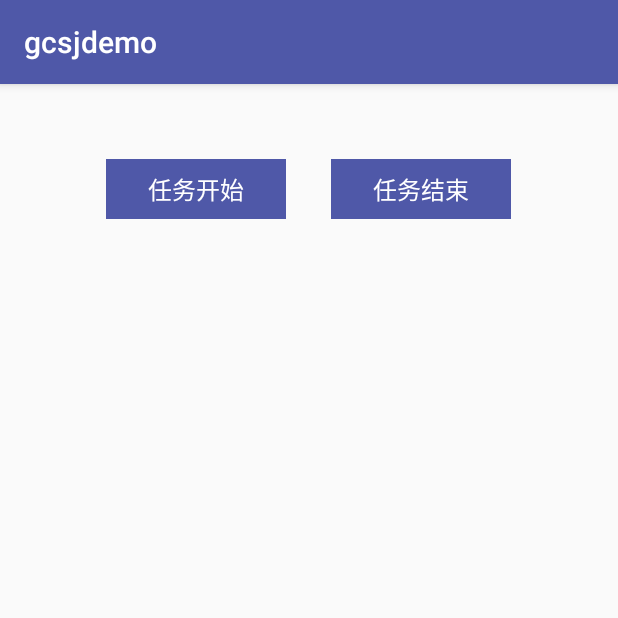
After one commit to songjihu/gcsj, an Android app: the TimeActivity screen opened directly, with no data from a screen before it, on a phone screen of 412 x 824 dp, the top half of it. The commit adds this screen. Run offline under Robolectric (Android 15) with nearby library versions, the phone set to English and light mode, and no system bars.

Commit message:
添加学习记录界面

```diff
--- a/app/build.gradle
+++ b/app/build.gradle
@@ -22,6 +22,7 @@ dependencies {
     implementation fileTree(include: ['*.jar'], dir: 'libs')
     implementation 'com.android.support:appcompat-v7:28.0.0'
     implementation 'com.android.support:design:28.0.0'
+    implementation 'com.android.support.constraint:constraint-layout:1.1.3'
     testImplementation 'junit:junit:4.12'
     androidTestImplementation 'com.android.support.test:runner:1.0.2'
     androidTestImplementation 'com.android.support.test.espresso:espresso-core:3.0.2'
--- a/app/src/main/AndroidManifest.xml
+++ b/app/src/main/AndroidManifest.xml
@@ -1,11 +1,12 @@
 <?xml version="1.0" encoding="utf-8"?>
 <manifest xmlns:android="http://schemas.android.com/apk/res/android"
     package="com.example.sjh.gcsjdemo">
+
     <!-- To auto-complete the email text field in the login form with the user's emails -->
     <uses-permission android:name="android.permission.GET_ACCOUNTS" />
     <uses-permission android:name="android.permission.READ_PROFILE" />
     <uses-permission android:name="android.permission.READ_CONTACTS" />
-    <uses-permission android:name="android.permission.INTERNET"/>
+    <uses-permission android:name="android.permission.INTERNET" />
 
     <application
         android:allowBackup="true"
@@ -41,6 +42,7 @@
                 <category android:name="android.intent.category.LAUNCHER" />
             </intent-filter>
         </activity>
+        <activity android:name=".TimeActivity"></activity>
     </application>
 
 </manifest>
--- /dev/null
+++ b/app/src/main/java/com/example/sjh/gcsjdemo/TimeActivity.java
@@ -0,0 +1,99 @@
+package com.example.sjh.gcsjdemo;
+
+import android.os.Handler;
+import android.os.Message;
+import android.support.v7.app.AppCompatActivity;
+import android.os.Bundle;
+import android.view.View;
+import android.widget.CheckBox;
+import android.widget.TextView;
+
+public class TimeActivity extends AppCompatActivity {
+    private int timeText = 0;//默认时间0秒
+    private CheckBox mCbTimeStart;
+    private CheckBox mCbTimeEnd;
+    private TextView mTvTimeShow;
+    private boolean isEnd = false;//是否结束
+    private boolean isPause = true;//是否暂停
+
+    private Handler handler = new Handler(){
+        @Override
+        public void handleMessage(Message msg) {
+            super.handleMessage(msg);
+            switch (msg.what){
+                case 0:
+                    if (!isPause || isEnd){
+                        timeText++;
+                        String timeFormat = Utils.formatTime(timeText);
+                        mTvTimeShow.setText("您今日一共学习了"+timeFormat);
+                        sendEmptyMessageDelayed(0,1000);
+                    }
+                    break;
+                default:
+                    break;
+            }
+        }
+    };
+    @Override
+    protected void onCreate(Bundle savedInstanceState) {
+        super.onCreate(savedInstanceState);
+        setContentView(R.layout.activity_time);
+        initView();
+        initAction();
+    }
+
+    /**
+     * 初始化控件
+     */
+    private void initView() {
+        mCbTimeStart = (CheckBox)findViewById(R.id.cb_time_start);
+        mCbTimeEnd = (CheckBox)findViewById(R.id.cb_time_end);
+        mTvTimeShow = (TextView)findViewById(R.id.tv_time_show_text);
+    }
+
+    /**
+     * 设置监听
+     */
+    private void initAction() {
+        mCbTimeStart.setOnClickListener(new View.OnClickListener() {
+            @Override
+            public void onClick(View v) {
+                handler.removeMessages(0);
+                if (Utils.isRepeatClick()){
+                    return;
+                }
+                if (mCbTimeStart.isChecked() || isEnd){
+                    handler.sendEmptyMessageDelayed(0,1000);
+                    isPause = false;
+                }else {
+                    isPause = true;
+                }
+                isEnd = false;
+            }
+        });
+
+        mCbTimeEnd.setOnClickListener(new View.OnClickListener() {
+            @Override
+            public void onClick(View v) {
+                if (Utils.isRepeatClick()){
+                    return;
+                }
+                handler.removeMessages(0);
+                timeText = 0;
+                isEnd = true;
+                isPause = true;
+            }
+        });
+    }
+
+
+
+    @Override
+    protected void onDestroy() {
+        super.onDestroy();
+        if (handler!=null){
+            handler.removeMessages(0);
+        }
+    }
+
+}
--- a/app/src/main/java/com/example/sjh/gcsjdemo/ui/fragment/second/child/SecondHomeFragment.java
+++ b/app/src/main/java/com/example/sjh/gcsjdemo/ui/fragment/second/child/SecondHomeFragment.java
@@ -21,6 +21,7 @@ import android.widget.Toast;
 import com.example.sjh.gcsjdemo.CheckinActivity;
 import com.example.sjh.gcsjdemo.MainActivity;
 import com.example.sjh.gcsjdemo.R;
+import com.example.sjh.gcsjdemo.TimeActivity;
 import com.example.sjh.gcsjdemo.adapter.FirstHomeAdapter;
 import com.example.sjh.gcsjdemo.adapter.SecondHomeAdapter;
 import com.example.sjh.gcsjdemo.entity.Article;
@@ -119,7 +120,7 @@ public class SecondHomeFragment extends SupportFragment implements SwipeRefreshL
         mStudylog.setOnClickListener(new View.OnClickListener() {
             @Override
             public void onClick(View view) {
-                Intent intent = new Intent(getActivity(), CheckinActivity.class);
+                Intent intent = new Intent(getActivity(), TimeActivity.class);
                 startActivity(intent);
             }
         });
--- /dev/null
+++ b/app/src/main/res/layout/activity_time.xml
@@ -0,0 +1,48 @@
+<?xml version="1.0" encoding="utf-8"?>
+<RelativeLayout xmlns:android="http://schemas.android.com/apk/res/android"
+    xmlns:app="http://schemas.android.com/apk/res-auto"
+    xmlns:tools="http://schemas.android.com/tools"
+    android:layout_width="match_parent"
+    android:layout_height="match_parent"
+    tools:context=".TimeActivity">
+
+    <LinearLayout
+        android:layout_width="wrap_content"
+        android:layout_height="wrap_content"
+        android:layout_centerHorizontal="true"
+        android:layout_marginTop="50dp"
+        >
+        <CheckBox
+            android:id="@+id/cb_time_start"
+            android:layout_width="120dp"
+            android:layout_height="40dp"
+            android:button="@null"
+            android:text="任务开始"
+            android:textColor="@color/bg_app"
+            android:textSize="16sp"
+            android:gravity="center"
+            android:background="@color/colorAccent"
+            />
+        <CheckBox
+            android:id="@+id/cb_time_end"
+            android:layout_width="120dp"
+            android:layout_height="40dp"
+            android:button="@null"
+            android:text="任务结束"
+            android:textColor="@color/bg_app"
+            android:textSize="16sp"
+            android:gravity="center"
+            android:background="@color/colorAccent"
+            android:layout_marginLeft="30dp"
+            />
+    </LinearLayout>
+
+    <TextView
+        android:id="@+id/tv_time_show_text"
+        android:layout_width="wrap_content"
+        android:layout_height="wrap_content"
+        android:textSize="16sp"
+        android:textColor="@color/black"
+        android:layout_centerInParent="true"
+        />
+</RelativeLayout>
```
Also changed, not shown: app/src/main/java/com/example/sjh/gcsjdemo/Utils.java (added, +33 -0 lines).
